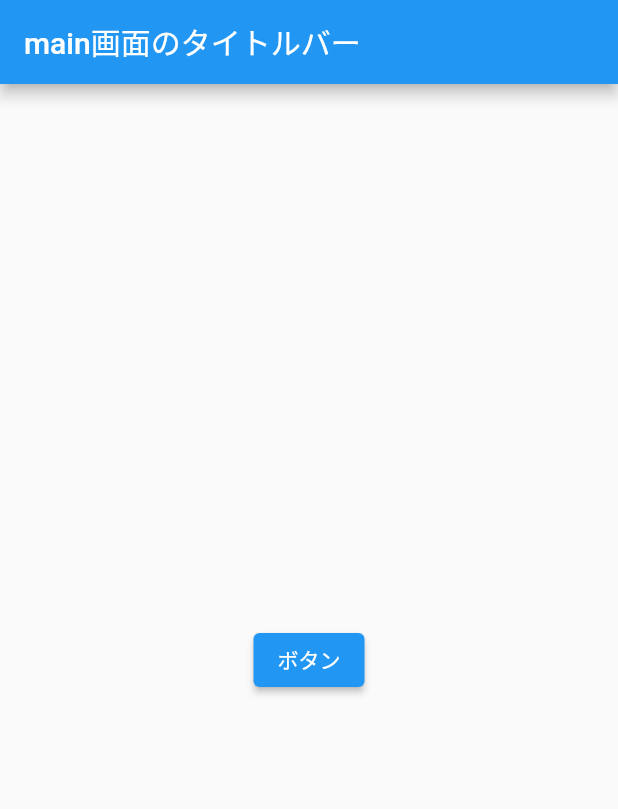
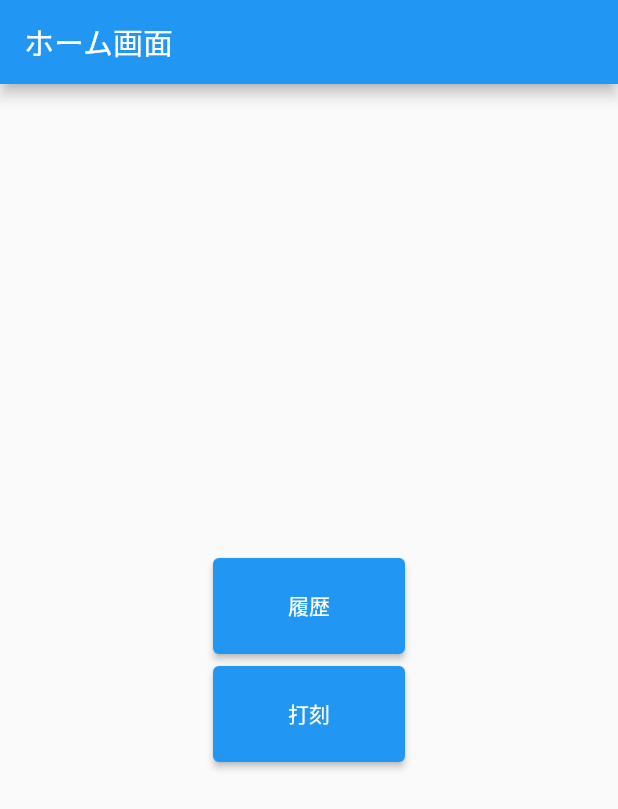
Before and after one commit to hari65536/attendance_management, a Flutter app: the screen it shows after launch, on a phone screen of 412 x 824 dp. Shown: the top 809 px of the screen. Run offline on Flutter 3.47's test engine with Material 2 defaults, Android fonts, the phone set to English and light mode, and no system bars; our stand-ins replace cloud_firestore, firebase_core; accounts and stored records are empty.

Commit message:
勤務履歴の一覧と詳細を表示できるように

```diff
--- a/lib/main.dart
+++ b/lib/main.dart
@@ -1,17 +1,16 @@
 // ignore_for_file: non_constant_identifier_names
 
-// import 'dart:async';
-
-// import 'package:cloud_firestore/cloud_firestore.dart';
+import 'package:attendance_management/time_stamp.dart';
 import 'package:firebase_core/firebase_core.dart';
 import 'package:flutter/material.dart';
+import 'package:intl/date_symbol_data_local.dart';
 
-// import 'package:intl/intl.dart';
-import './time_stamp.dart';
+import 'history.dart';
 
 void main() async {
   WidgetsFlutterBinding.ensureInitialized();
   await Firebase.initializeApp();
+  initializeDateFormatting('ja_JP');
   runApp(const MyApp());
 }
 
@@ -20,9 +19,10 @@ class MyApp extends StatelessWidget {
 
   @override
   Widget build(BuildContext context) {
-    return const MaterialApp(
+    return MaterialApp(
       title: 'Flutter Demo',
-      home: MainPage(),
+      darkTheme: ThemeData.dark(),
+      home: const MainPage(),
     );
   }
 }
@@ -34,17 +34,40 @@ class MainPage extends StatelessWidget {
   Widget build(BuildContext context) {
     return Scaffold(
       appBar: AppBar(
-        title: const Text('main画面のタイトルバー'),
+        title: const Text('ホーム画面'),
       ),
       body: Center(
-        child: ElevatedButton(
-          child: const Text('ボタン'),
-          //★２ 画面遷移のボタンイベント
-          onPressed: () =>
-              Navigator.of(context).push(MaterialPageRoute(builder: (context) {
-            return const TimeStampPage();
-          })),
-          //★２追加ここまで
+        child: Column(
+          mainAxisAlignment: MainAxisAlignment.center,
+          children: <Widget>[
+            SizedBox(
+              width: 128,
+              height: 64,
+              child: ElevatedButton(
+                child: const Text('履歴'),
+                //★２ 画面遷移のボタンイベント
+                onPressed: () => Navigator.of(context)
+                    .push(MaterialPageRoute(builder: (context) {
+                  return const HistoryPage();
+                })),
+                //★２追加ここまで
+              ),
+            ),
+            const SizedBox(height: 8),
+            SizedBox(
+              width: 128,
+              height: 64,
+              child: ElevatedButton(
+                child: const Text('打刻'),
+                //★２ 画面遷移のボタンイベント
+                onPressed: () => Navigator.of(context)
+                    .push(MaterialPageRoute(builder: (context) {
+                  return const TimeStampPage();
+                })),
+                //★２追加ここまで
+              ),
+            ),
+          ],
         ),
       ),
     );
--- a/pubspec.yaml
+++ b/pubspec.yaml
@@ -40,6 +40,8 @@ dependencies:
   firebase_core: ^1.14.1
   firebase_auth: ^3.3.14
   cloud_firestore: ^3.1.12
+  # ダイアログ
+  adaptive_dialog: ^1.5.0+1
 
 dev_dependencies:
   flutter_test:
```
Also changed, not shown: lib/history.dart (added, +145 -0 lines), pubspec.lock.
